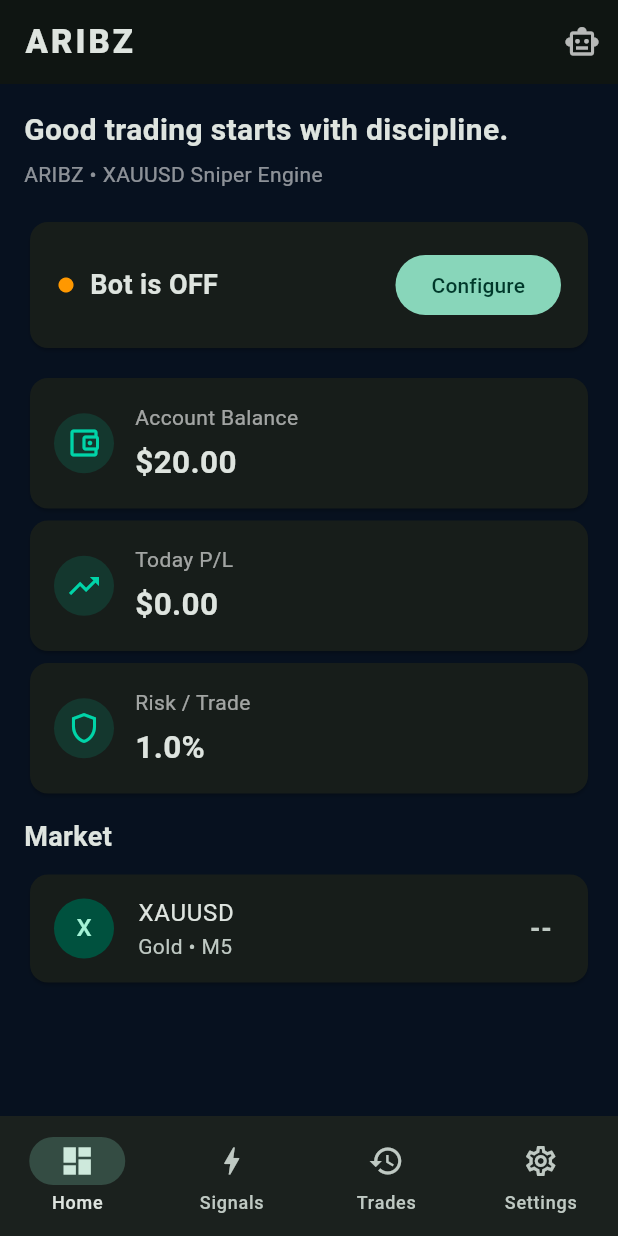
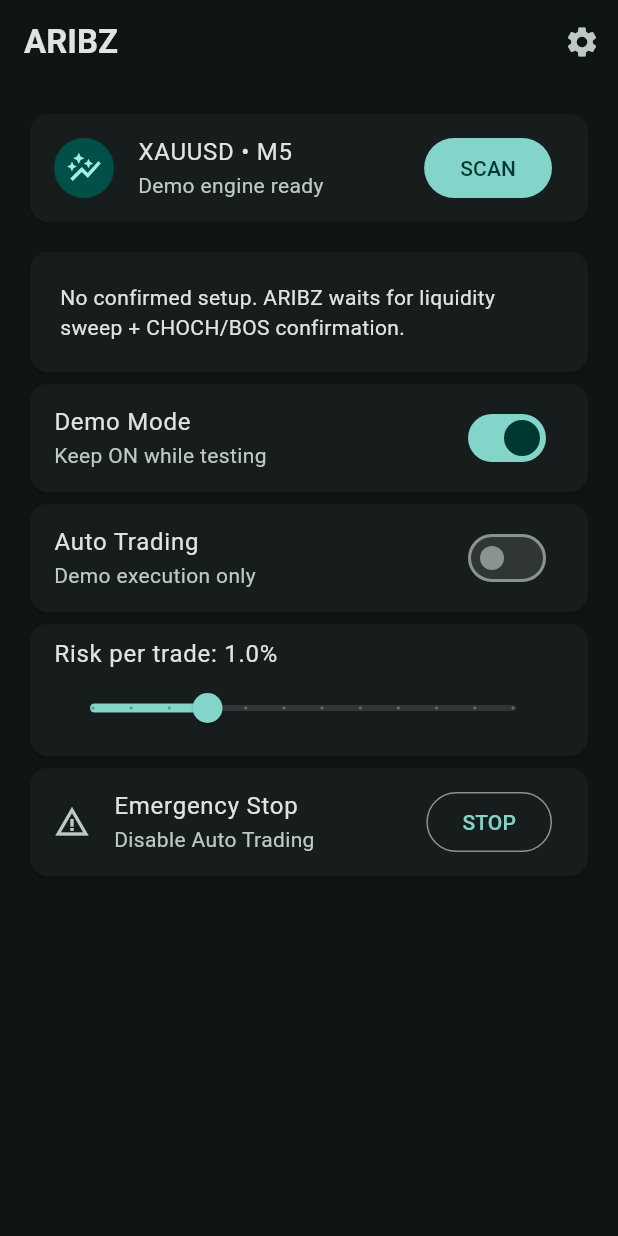
Before and after one commit to jamestemitope28-wq/Aribz, a Flutter app: the screen it shows after launch, on a phone screen of 412 x 824 dp. Run offline on Flutter 3.47's test engine with Material 3 defaults, Android fonts, the phone set to English and light mode, and no system bars.

Commit message:
Build ARIBZ V2 trading engine

```diff
--- a/lib/main.dart
+++ b/lib/main.dart
@@ -1,281 +1,44 @@
+import 'dart:convert';
 import 'package:flutter/material.dart';
+import 'package:http/http.dart' as http;
 
 void main() => runApp(const AribzApp());
 
 class AribzApp extends StatelessWidget {
   const AribzApp({super.key});
-
   @override
-  Widget build(BuildContext context) {
-    return MaterialApp(
-      title: 'ARIBZ',
-      debugShowCheckedModeBanner: false,
-      theme: ThemeData(
-        brightness: Brightness.dark,
-        scaffoldBackgroundColor: const Color(0xFF07111F),
-        colorScheme: ColorScheme.fromSeed(
-          seedColor: const Color(0xFF00D4A8),
-          brightness: Brightness.dark,
-        ),
-        useMaterial3: true,
-      ),
-      home: const AribzHome(),
-    );
-  }
+  Widget build(BuildContext context) => MaterialApp(
+    debugShowCheckedModeBanner: false,
+    title: 'ARIBZ',
+    theme: ThemeData(brightness: Brightness.dark, colorScheme: ColorScheme.fromSeed(seedColor: Colors.teal, brightness: Brightness.dark), useMaterial3: true),
+    home: const Dashboard(),
+  );
 }
 
-class AribzHome extends StatefulWidget {
-  const AribzHome({super.key});
+class Dashboard extends StatefulWidget { const Dashboard({super.key}); @override State<Dashboard> createState()=>_DashboardState(); }
+class _DashboardState extends State<Dashboard> {
+  String apiUrl='https://YOUR-ARIBZ-API.example.com';
+  bool autoTrading=false, demoMode=true;
+  double risk=1.0;
+  Map<String,dynamic>? signal;
+  String status='Demo engine ready';
 
-  @override
-  State<AribzHome> createState() => _AribzHomeState();
+  Future<void> scan() async {
+    if(apiUrl.contains('YOUR-ARIBZ')) { setState(()=>status='Set the API URL in Settings'); return; }
+    try { final r=await http.get(Uri.parse('$apiUrl/api/v1/signal/XAUUSD')); setState(()=>status=r.statusCode==200?'Connected':'API error ${r.statusCode}'); if(r.statusCode==200) signal=jsonDecode(r.body); }
+    catch(_){setState(()=>status='Connection failed');}
+  }
+  @override Widget build(BuildContext c)=>Scaffold(
+    appBar:AppBar(title:const Text('ARIBZ',style:TextStyle(fontWeight:FontWeight.bold)),actions:[IconButton(icon:const Icon(Icons.settings),onPressed:()=>_settings(c))]),
+    body:RefreshIndicator(onRefresh:scan,child:ListView(padding:const EdgeInsets.all(16),children:[
+      Card(child:ListTile(leading:const CircleAvatar(child:Icon(Icons.auto_graph)),title:const Text('XAUUSD • M5'),subtitle:Text(status),trailing:FilledButton(onPressed:scan,child:const Text('SCAN')))),
+      const SizedBox(height:12),
+      if(signal!=null) _signal(signal!) else const Card(child:Padding(padding:EdgeInsets.all(20),child:Text('No confirmed setup. ARIBZ waits for liquidity sweep + CHOCH/BOS confirmation.'))),
+      Card(child:SwitchListTile(title:const Text('Demo Mode'),subtitle:const Text('Keep ON while testing'),value:demoMode,onChanged:(v)=>setState(()=>demoMode=v))),
+      Card(child:SwitchListTile(title:const Text('Auto Trading'),subtitle:Text(demoMode?'Demo execution only':'Live execution enabled'),value:autoTrading,onChanged:(v)=>setState(()=>autoTrading=v))),
+      Card(child:ListTile(title:Text('Risk per trade: ${risk.toStringAsFixed(1)}%'),subtitle:Slider(value:risk,min:.25,max:3,divisions:11,label:'${risk.toStringAsFixed(1)}%',onChanged:(v)=>setState(()=>risk=v)))),
+      Card(child:ListTile(leading:const Icon(Icons.warning_amber),title:const Text('Emergency Stop'),subtitle:const Text('Disable Auto Trading'),trailing:OutlinedButton(onPressed:()=>setState(()=>autoTrading=false),child:const Text('STOP')))),
+    ])));
+  Widget _signal(Map<String,dynamic>s){final side='${s['side']??'NONE'}';return Card(child:Padding(padding:const EdgeInsets.all(18),child:Column(crossAxisAlignment:CrossAxisAlignment.start,children:[Text('$side SIGNAL',style:TextStyle(fontSize:22,fontWeight:FontWeight.bold,color:side=='BUY'?Colors.green:side=='SELL'?Colors.red:Colors.grey)),Text('Entry: ${s['entry']??'-'}'),Text('SL: ${s['sl']??'-'}'),Text('TP: ${s['tp']??'-'}'),Text('RR: ${s['rr']??'2.0'}'),Text('Reason: ${s['reason']??'-'}')])));}
+  Future<void> _settings(BuildContext c)async{final x=TextEditingController(text:apiUrl);final v=await showDialog<String>(context:c,builder:(_)=>AlertDialog(title:const Text('ARIBZ API URL'),content:TextField(controller:x,decoration:const InputDecoration(hintText:'https://...')),actions:[TextButton(onPressed:()=>Navigator.pop(c),child:const Text('Cancel')),FilledButton(onPressed:()=>Navigator.pop(c,x.text.trim()),child:const Text('Save'))]));if(v!=null&&v.isNotEmpty)setState(()=>apiUrl=v);}
 }
-
-class _AribzHomeState extends State<AribzHome> {
-  int tab = 0;
-  bool botOn = false;
-
-  final pages = const [
-    DashboardPage(),
-    SignalsPage(),
-    TradesPage(),
-    SettingsPage(),
-  ];
-
-  @override
-  Widget build(BuildContext context) {
-    return Scaffold(
-      appBar: AppBar(
-        title: const Text('ARIBZ',
-            style: TextStyle(fontWeight: FontWeight.w800, letterSpacing: 2)),
-        actions: [
-          IconButton(
-            tooltip: 'Bot status',
-            onPressed: () => setState(() => botOn = !botOn),
-            icon: Icon(
-              botOn ? Icons.smart_toy : Icons.smart_toy_outlined,
-              color: botOn ? const Color(0xFF00D4A8) : Colors.white70,
-            ),
-          ),
-        ],
-      ),
-      body: pages[tab],
-      bottomNavigationBar: NavigationBar(
-        selectedIndex: tab,
-        onDestinationSelected: (i) => setState(() => tab = i),
-        destinations: const [
-          NavigationDestination(icon: Icon(Icons.dashboard_outlined), selectedIcon: Icon(Icons.dashboard), label: 'Home'),
-          NavigationDestination(icon: Icon(Icons.bolt_outlined), selectedIcon: Icon(Icons.bolt), label: 'Signals'),
-          NavigationDestination(icon: Icon(Icons.history), label: 'Trades'),
-          NavigationDestination(icon: Icon(Icons.settings_outlined), selectedIcon: Icon(Icons.settings), label: 'Settings'),
-        ],
-      ),
-    );
-  }
-}
-
-class DashboardPage extends StatelessWidget {
-  const DashboardPage({super.key});
-
-  Widget card(String title, String value, IconData icon, {Color? color}) {
-    return Card(
-      child: Padding(
-        padding: const EdgeInsets.all(16),
-        child: Row(
-          children: [
-            CircleAvatar(
-              backgroundColor: (color ?? const Color(0xFF00D4A8)).withOpacity(.14),
-              child: Icon(icon, color: color ?? const Color(0xFF00D4A8)),
-            ),
-            const SizedBox(width: 14),
-            Column(
-              crossAxisAlignment: CrossAxisAlignment.start,
-              children: [
-                Text(title, style: const TextStyle(color: Colors.white60)),
-                const SizedBox(height: 5),
-                Text(value, style: const TextStyle(fontSize: 21, fontWeight: FontWeight.bold)),
-              ],
-            ),
-          ],
-        ),
-      ),
-    );
-  }
-
-  @override
-  Widget build(BuildContext context) {
-    return ListView(
-      padding: const EdgeInsets.all(16),
-      children: [
-        const Text('Good trading starts with discipline.',
-            style: TextStyle(fontSize: 20, fontWeight: FontWeight.w700)),
-        const SizedBox(height: 5),
-        const Text('ARIBZ • XAUUSD Sniper Engine',
-            style: TextStyle(color: Colors.white54)),
-        const SizedBox(height: 18),
-        Card(
-          child: Padding(
-            padding: const EdgeInsets.all(18),
-            child: Row(
-              children: [
-                const Icon(Icons.circle, color: Colors.orange, size: 12),
-                const SizedBox(width: 10),
-                const Expanded(
-                  child: Text('Bot is OFF',
-                      style: TextStyle(fontSize: 18, fontWeight: FontWeight.w700)),
-                ),
-                FilledButton(
-                  onPressed: () {},
-                  child: const Text('Configure'),
-                )
-              ],
-            ),
-          ),
-        ),
-        const SizedBox(height: 12),
-        card('Account Balance', '\$20.00', Icons.account_balance_wallet_outlined),
-        card('Today P/L', '\$0.00', Icons.trending_up),
-        card('Risk / Trade', '1.0%', Icons.shield_outlined),
-        const SizedBox(height: 12),
-        const Text('Market', style: TextStyle(fontSize: 18, fontWeight: FontWeight.bold)),
-        const SizedBox(height: 8),
-        Card(
-          child: ListTile(
-            leading: const CircleAvatar(child: Text('X')),
-            title: const Text('XAUUSD'),
-            subtitle: const Text('Gold • M5'),
-            trailing: const Text('--',
-                style: TextStyle(fontSize: 18, fontWeight: FontWeight.bold)),
-          ),
-        ),
-      ],
-    );
-  }
-}
-
-class SignalsPage extends StatelessWidget {
-  const SignalsPage({super.key});
-
-  @override
-  Widget build(BuildContext context) {
-    return ListView(
-      padding: const EdgeInsets.all(16),
-      children: [
-        const Text('Sniper Signals',
-            style: TextStyle(fontSize: 22, fontWeight: FontWeight.w800)),
-        const SizedBox(height: 6),
-        const Text('Liquidity + S/R + CHOCH confirmation',
-            style: TextStyle(color: Colors.white54)),
-        const SizedBox(height: 16),
-        Card(
-          child: Padding(
-            padding: const EdgeInsets.all(18),
-            child: Column(
-              crossAxisAlignment: CrossAxisAlignment.start,
-              children: const [
-                Row(children: [
-                  Icon(Icons.hourglass_empty, color: Colors.amber),
-                  SizedBox(width: 10),
-                  Text('WAITING FOR SETUP',
-                      style: TextStyle(fontWeight: FontWeight.bold)),
-                ]),
-                SizedBox(height: 14),
-                Text('XAUUSD • M5'),
-                SizedBox(height: 8),
-                Text('No confirmed CHOCH yet.',
-                    style: TextStyle(color: Colors.white60)),
-              ],
-            ),
-          ),
-        ),
-      ],
-    );
-  }
-}
-
-class TradesPage extends StatelessWidget {
-  const TradesPage({super.key});
-
-  @override
-  Widget build(BuildContext context) {
-    return ListView(
-      padding: const EdgeInsets.all(16),
-      children: const [
-        Text('Trade History',
-            style: TextStyle(fontSize: 22, fontWeight: FontWeight.w800)),
-        SizedBox(height: 16),
-        Card(
-          child: ListTile(
-            leading: Icon(Icons.info_outline),
-            title: Text('No trades yet'),
-            subtitle: Text('Connected trades will appear here.'),
-          ),
-        ),
-      ],
-    );
-  }
-}
-
-class SettingsPage extends StatefulWidget {
-  const SettingsPage({super.key});
-
-  @override
-  State<SettingsPage> createState() => _SettingsPageState();
-}
-
-class _SettingsPageState extends State<SettingsPage> {
-  double risk = 1.0;
-  bool autoTrade = false;
-  bool notifications = true;
-
-  @override
-  Widget build(BuildContext context) {
-    return ListView(
-      padding: const EdgeInsets.all(16),
-      children: [
-        const Text('Bot Settings',
-            style: TextStyle(fontSize: 22, fontWeight: FontWeight.w800)),
-        const SizedBox(height: 16),
-        Card(
-          child: Column(
-            children: [
-              SwitchListTile(
-                title: const Text('Auto Trading'),
-                subtitle: const Text('Allow ARIBZ to execute confirmed setups'),
-                value: autoTrade,
-                onChanged: (v) => setState(() => autoTrade = v),
-              ),
-              const Divider(height: 1),
-              ListTile(
-                title: const Text('Risk per trade'),
-                subtitle: Text('${risk.toStringAsFixed(1)}%'),
-              ),
-              Slider(
-                value: risk,
-                min: .5,
-                max: 3,
-                divisions: 5,
-                label: '${risk.toStringAsFixed(1)}%',
-                onChanged: (v) => setState(() => risk = v),
-              ),
-              const Divider(height: 1),
-              SwitchListTile(
-                title: const Text('Push Notifications'),
-                value: notifications,
-                onChanged: (v) => setState(() => notifications = v),
-              ),
-            ],
-          ),
-        ),
-        const SizedBox(height: 12),
-        Card(
-          child: ListTile(
-            leading: const Icon(Icons.security),
-            title: const Text('Safety'),
-            subtitle: const Text('Daily loss and drawdown protection will be added to the trading engine.'),
-          ),
-        ),
-      ],
-    );
-  }
-}
```
Also changed, not shown: pubspec.yaml (+3 -7 lines), 4 other files.
